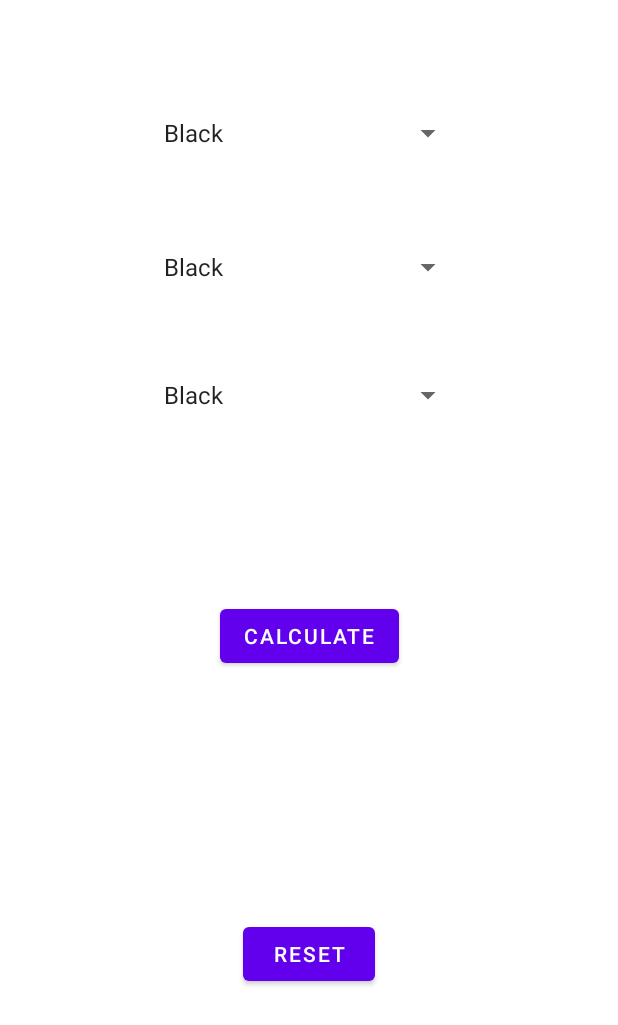
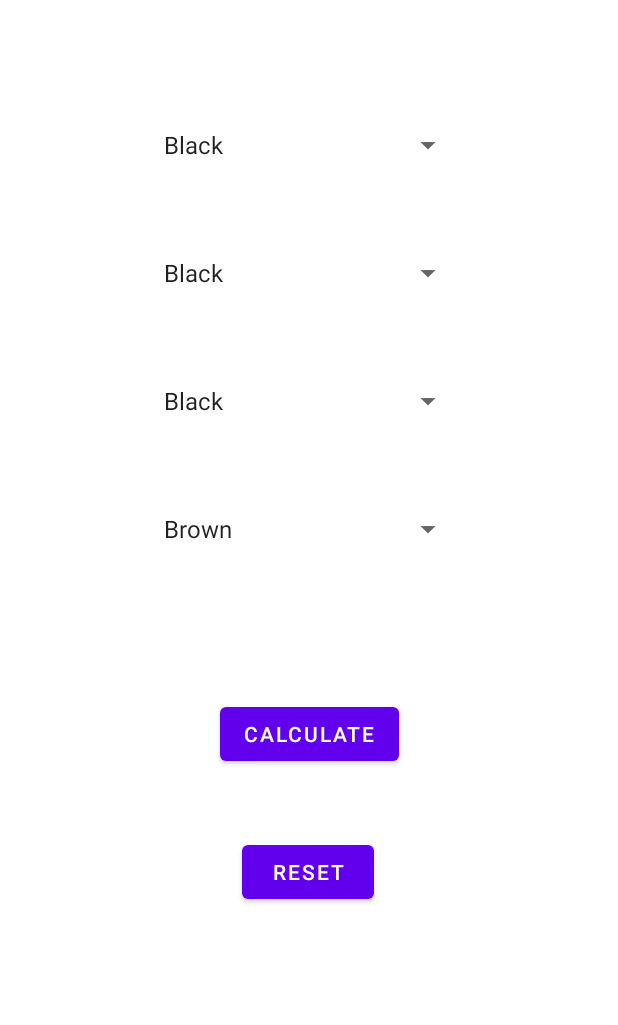
Before and after one commit to s00212257/AndroidStudioProjects, an Android app: the screen it shows after launch (MainActivity), after a tap on "CALCULATE", on a phone screen of 412 x 824 dp. Shown: the top 1025 px of the screen. Run offline under Robolectric (Android 15) with nearby library versions, the phone set to English and light mode, and no system bars.

Commit message:
how to java

```diff
--- a/ResistorCalc/app/src/main/java/com/example/resistorcalc/MainActivity.java
+++ b/ResistorCalc/app/src/main/java/com/example/resistorcalc/MainActivity.java
@@ -10,13 +10,16 @@ import android.widget.Toast;
 
 import androidx.appcompat.app.AppCompatActivity;
 
-import java.util.Objects;
+//TODO: Comments on code
+//TODO: Remove unused items
 
 public class MainActivity extends AppCompatActivity implements AdapterView.OnItemSelectedListener {
 
-    Spinner spinner1;
-    Spinner spinner2;
-    Spinner spinner4;
+    Spinner spinnerBandOne;
+    Spinner spinnerBandTwo;
+    //Spinner spinnerBandThree;
+    Spinner spinnerMultiplier;
+    Spinner spinnerTolerance;
     Button btnCalc;
     Button btnReset;
 
@@ -28,53 +31,86 @@ public class MainActivity extends AppCompatActivity implements AdapterView.OnIte
         //No more top bar $$$
         getSupportActionBar().hide();
 
-        spinner1 = findViewById(R.id.spinner1);
-        spinner2 = findViewById(R.id.spinner2);
-        spinner4 = findViewById(R.id.spinner4);
+        spinnerBandOne = findViewById(R.id.spinnerBandOne);
+        spinnerBandTwo = findViewById(R.id.spinnerBandTwo);
+        //spinnerBandThree = findViewById(R.id.spinnerBandThree);
+        spinnerMultiplier = findViewById(R.id.spinnerMultiplier);
+        spinnerTolerance = findViewById(R.id.spinnerTolerance);
 
         btnCalc = findViewById(R.id.btnCalc);
         btnReset = findViewById(R.id.btnReset);
 
-        ArrayAdapter<CharSequence> colourAdapter = ArrayAdapter.createFromResource(this,
-                R.array.colours_array, android.R.layout.simple_spinner_item);
+        ArrayAdapter<CharSequence> bandColour = ArrayAdapter.createFromResource(this,
+                R.array.bandColours, android.R.layout.simple_spinner_item);
 
-        colourAdapter.setDropDownViewResource(android.R.layout.simple_spinner_dropdown_item);
+        ArrayAdapter<CharSequence> toleranceColour = ArrayAdapter.createFromResource(this,
+                R.array.toleranceColours, android.R.layout.simple_spinner_item);
 
-        spinner1.setAdapter(colourAdapter);
-        spinner2.setAdapter(colourAdapter);
-        spinner4.setAdapter(colourAdapter);
+        bandColour.setDropDownViewResource(android.R.layout.simple_spinner_dropdown_item);
+        toleranceColour.setDropDownViewResource(android.R.layout.simple_spinner_dropdown_item);
 
-        spinner1.setOnItemSelectedListener(this);
-        spinner2.setOnItemSelectedListener(this);
-        spinner4.setOnItemSelectedListener(this);
+        spinnerBandOne.setAdapter(bandColour);
+        spinnerBandTwo.setAdapter(bandColour);
+        //spinnerBandThree.setAdapter(bandColour);
+        spinnerMultiplier.setAdapter(bandColour);
+        spinnerTolerance.setAdapter(toleranceColour);
+
+        spinnerBandOne.setOnItemSelectedListener(this);
+        spinnerBandTwo.setOnItemSelectedListener(this);
+        //spinnerBandThree.setOnItemSelectedListener(this);
+        spinnerMultiplier.setOnItemSelectedListener(this);
+        spinnerTolerance.setOnItemSelectedListener(this);
 
         //Calc button press event
         btnCalc.setOnClickListener(view -> {
+            //Build string from the values of the first two bands
             StringBuilder stringBuilder = new StringBuilder();
-            stringBuilder.append(spinner1.getSelectedItemPosition());
-            stringBuilder.append(spinner2.getSelectedItemPosition());
+            stringBuilder.append(spinnerBandOne.getSelectedItemPosition());
+            stringBuilder.append(spinnerBandTwo.getSelectedItemPosition());
+            //stringBuilder.append(spinnerBandThree.getSelectedItemPosition());
+            //Add the correct number of "0"'s to it
             stringBuilder.append(Multiplier());
 
+            //TODO: Add tolerance to end of string based on the selected item in tolerance spinner using the string array in strings.xml
+
             String finalString = stringBuilder.toString();
+
+            //TODO: Output to a text view, displaying the result + remove toast once completed
             Toast.makeText(getApplicationContext(), (String) finalString,
                     Toast.LENGTH_LONG).show();
         });
 
-        //Reset button press event
         btnReset.setOnClickListener(view -> {
+            //TODO: Add reset functionality (null selected item?)
         });
     }
 
     public String Multiplier(){
         StringBuilder stringBuilder = new StringBuilder();
         int i = 0;
-        while(i < Integer.parseInt(String.valueOf(spinner4.getSelectedItemPosition()))){
+        while(i < Integer.parseInt(String.valueOf(spinnerMultiplier.getSelectedItemPosition()))){
             stringBuilder.append(0);
             i++;
         }
 
        return String.valueOf(stringBuilder);
     }
+
+    /*
+    public String Tolerance(){
+        switch (spinnerTolerance.getSelectedItemPosition()){
+            default: return "± 100";
+            case 0: return "± 1";
+            case 1: return "± 2";
+            case 2: return "± 3";
+            case 3: return "± 4";
+            case 4: return "± 0.5";
+            case 5: return "± 0.25";
+            case 6: return "± 0.10";
+            case 7: return "± 0.05";
+        }
+    }
+    */
 
     @Override
     public void onItemSelected(AdapterView<?> adapterView, View view, int i, long l) {
--- a/ResistorCalc/app/src/main/res/layout/activity_main.xml
+++ b/ResistorCalc/app/src/main/res/layout/activity_main.xml
@@ -6,31 +6,44 @@
     android:layout_height="match_parent"
     tools:context=".MainActivity">
 
+
+    <!-- TODO: Make the app look nicer, use views to create coloured boxes representing selected colours, place under PNG of resistor with transparent gaps instead of bands -->
+
     <Spinner
-        android:id="@+id/spinner4"
+        android:id="@+id/spinnerMultiplier"
         android:layout_width="208dp"
         android:layout_height="41dp"
         android:layout_marginTop="44dp"
         app:layout_constraintEnd_toEndOf="parent"
         app:layout_constraintHorizontal_bias="0.497"
         app:layout_constraintStart_toStartOf="parent"
-        app:layout_constraintTop_toBottomOf="@+id/spinner2" />
+        app:layout_constraintTop_toBottomOf="@+id/spinnerBandTwo" />
 
     <Spinner
-        android:id="@+id/spinner2"
+        android:id="@+id/spinnerTolerance"
         android:layout_width="208dp"
         android:layout_height="41dp"
-        android:layout_marginTop="48dp"
+        android:layout_marginTop="44dp"
         app:layout_constraintEnd_toEndOf="parent"
         app:layout_constraintHorizontal_bias="0.497"
         app:layout_constraintStart_toStartOf="parent"
-        app:layout_constraintTop_toBottomOf="@+id/spinner1" />
+        app:layout_constraintTop_toBottomOf="@+id/spinnerMultiplier" />
 
     <Spinner
-        android:id="@+id/spinner1"
+        android:id="@+id/spinnerBandTwo"
         android:layout_width="208dp"
         android:layout_height="41dp"
-        android:layout_marginTop="68dp"
+        android:layout_marginTop="44dp"
+        app:layout_constraintEnd_toEndOf="parent"
+        app:layout_constraintHorizontal_bias="0.497"
+        app:layout_constraintStart_toStartOf="parent"
+        app:layout_constraintTop_toBottomOf="@+id/spinnerBandOne" />
+
+    <Spinner
+        android:id="@+id/spinnerBandOne"
+        android:layout_width="208dp"
+        android:layout_height="41dp"
+        android:layout_marginTop="76dp"
         app:layout_constraintEnd_toEndOf="parent"
         app:layout_constraintHorizontal_bias="0.497"
         app:layout_constraintStart_toStartOf="parent"
@@ -40,20 +53,23 @@
         android:id="@+id/btnCalc"
         android:layout_width="wrap_content"
         android:layout_height="wrap_content"
-        android:layout_marginTop="116dp"
+        android:layout_marginTop="92dp"
         android:text="Calculate"
         app:layout_constraintEnd_toEndOf="parent"
         app:layout_constraintStart_toStartOf="parent"
-        app:layout_constraintTop_toBottomOf="@+id/spinner4" />
+        app:layout_constraintTop_toBottomOf="@+id/spinnerTolerance" />
 
     <Button
         android:id="@+id/btnReset"
         android:layout_width="wrap_content"
         android:layout_height="wrap_content"
+        android:layout_marginTop="44dp"
         android:text="Reset"
         app:layout_constraintBottom_toBottomOf="parent"
         app:layout_constraintEnd_toEndOf="parent"
+        app:layout_constraintHorizontal_bias="0.498"
         app:layout_constraintStart_toStartOf="parent"
-        app:layout_constraintTop_toBottomOf="@+id/btnCalc" />
+        app:layout_constraintTop_toBottomOf="@+id/btnCalc"
+        app:layout_constraintVertical_bias="0.0" />
 
 </androidx.constraintlayout.widget.ConstraintLayout>
--- a/ResistorCalc/app/src/main/res/values/strings.xml
+++ b/ResistorCalc/app/src/main/res/values/strings.xml
@@ -1,7 +1,7 @@
 <resources>
     <string name="app_name">ResistorCalc</string>
 
-    <string-array name="colours_array">
+    <string-array name="bandColours">
         <item>Black</item>
         <item>Brown</item>
         <item>Red</item>
@@ -13,4 +13,30 @@
         <item>Grey</item>
         <item>White</item>
     </string-array>
+
+    <string-array name="toleranceColours">
+        <item>Brown</item>
+        <item>Red</item>
+        <item>Orange</item>
+        <item>Yellow</item>
+        <item>Green</item>
+        <item>Blue</item>
+        <item>Violet</item>
+        <item>Grey</item>
+        <item>Gold</item>
+        <item>Silver</item>
+    </string-array>
+
+    <string-array name="toleranceValues">
+        <item>1%</item>
+        <item>2%</item>
+        <item>3%</item>
+        <item>4%</item>
+        <item>0.5%</item>
+        <item>0.25%</item>
+        <item>0.10%</item>
+        <item>0.05%</item>
+        <item>5%</item>
+        <item>10%</item>
+    </string-array>
 </resources>
```
